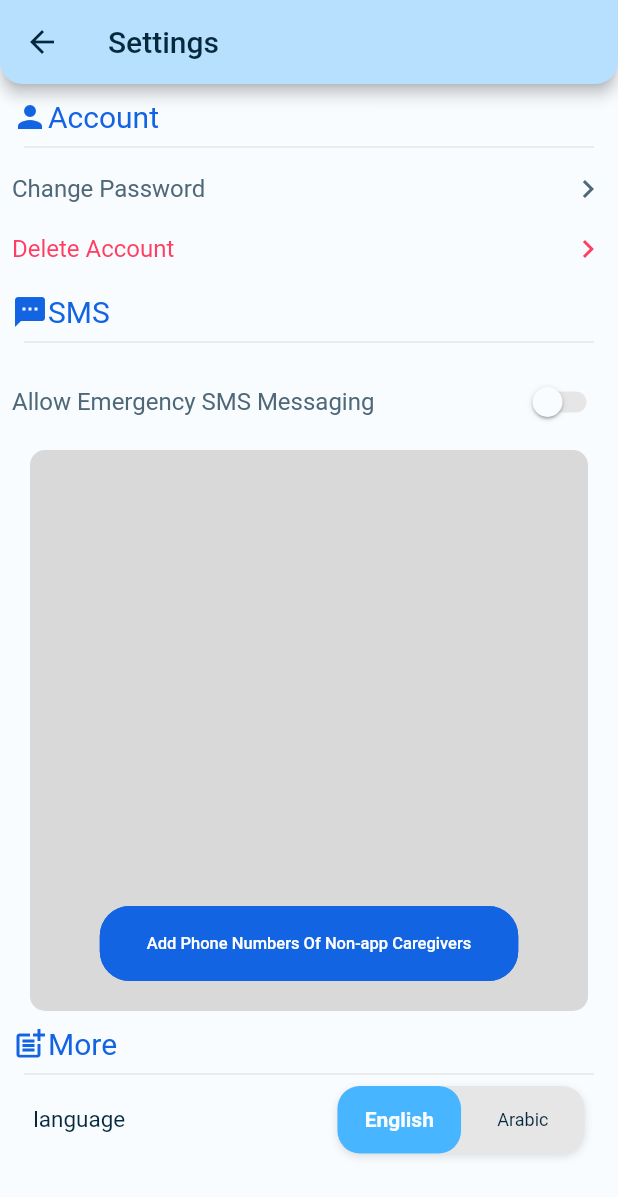
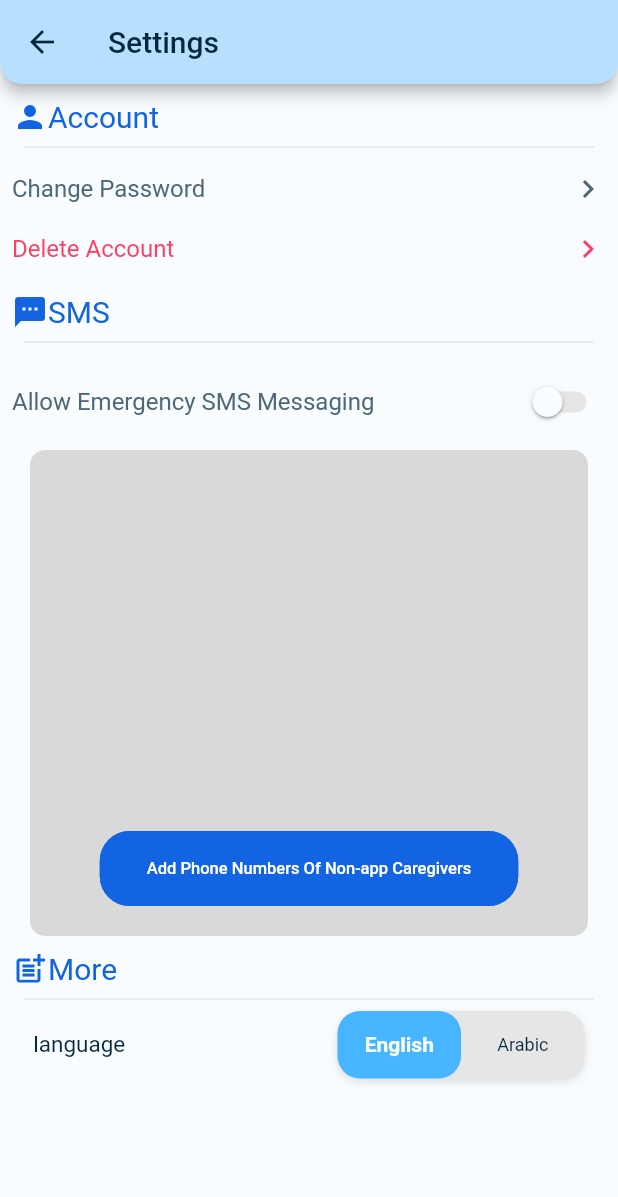
Before and after one commit to peternadykamal/code-blue, a Flutter app: the settingsPage screen opened directly, on a phone screen of 412 x 824 dp. Shown: the top 1197 px of the screen. Run offline on Flutter 3.47's test engine with Material 2 defaults, Android fonts, the phone set to English and light mode, and no system bars; drawn by our look-alikes of flutter_toggle_tab; our stand-ins replace animated_text_kit, connectivity_plus, custom_radio_grouped_button, easy_localization, firebase_auth, firebase_core and 22 more; missing offline and left inert: age_calculator, android_intent_plus, bottom_picker, dart:ffi, endless, flutter_geofire and 5 more; accounts and stored records are empty; project files that could hold a hidden picture were left out.

Commit message:
i hope this is the last commit...

```diff
--- a/lib/settings.dart
+++ b/lib/settings.dart
@@ -247,12 +247,12 @@ class _settingsPageState extends State<settingsPage> {
                   borderRadius: BorderRadius.circular(10),
                 ),
                 width: MediaQuery.of(context).size.width - 40,
-                height: MediaQuery.of(context).size.height - 450,
+                height: MediaQuery.of(context).size.height - 500,
                 child: SingleChildScrollView(
                   child: Column(
                     children: [
                       Container(
-                        height: MediaQuery.of(context).size.height - 540,
+                        height: MediaQuery.of(context).size.height - 590,
                         child: ListView.builder(
                           shrinkWrap: true,
                           itemCount: _phoneNumbers.length,
```
